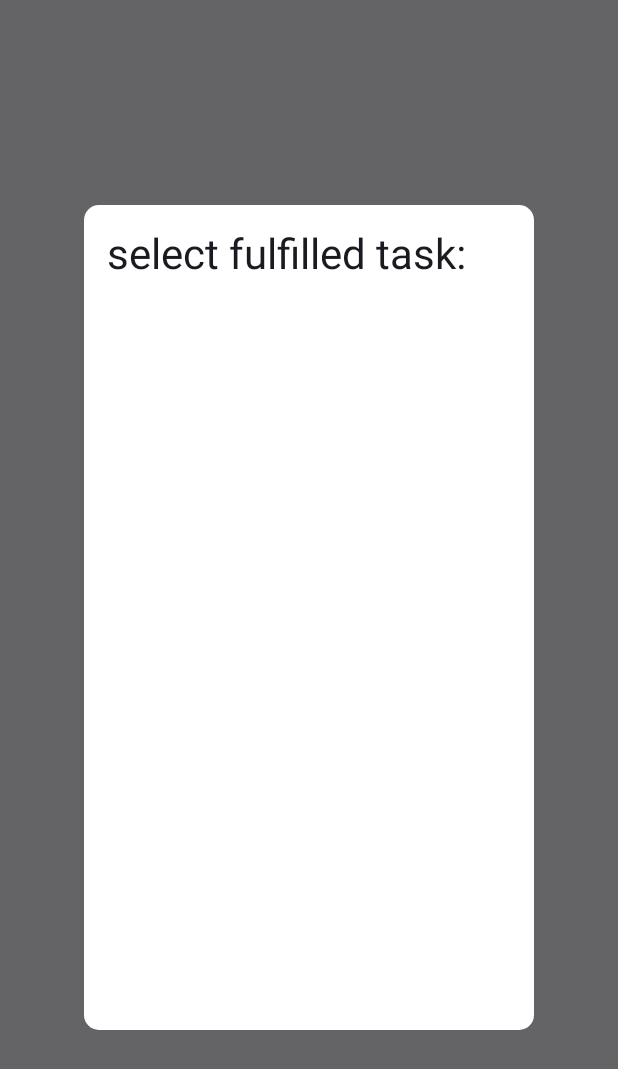
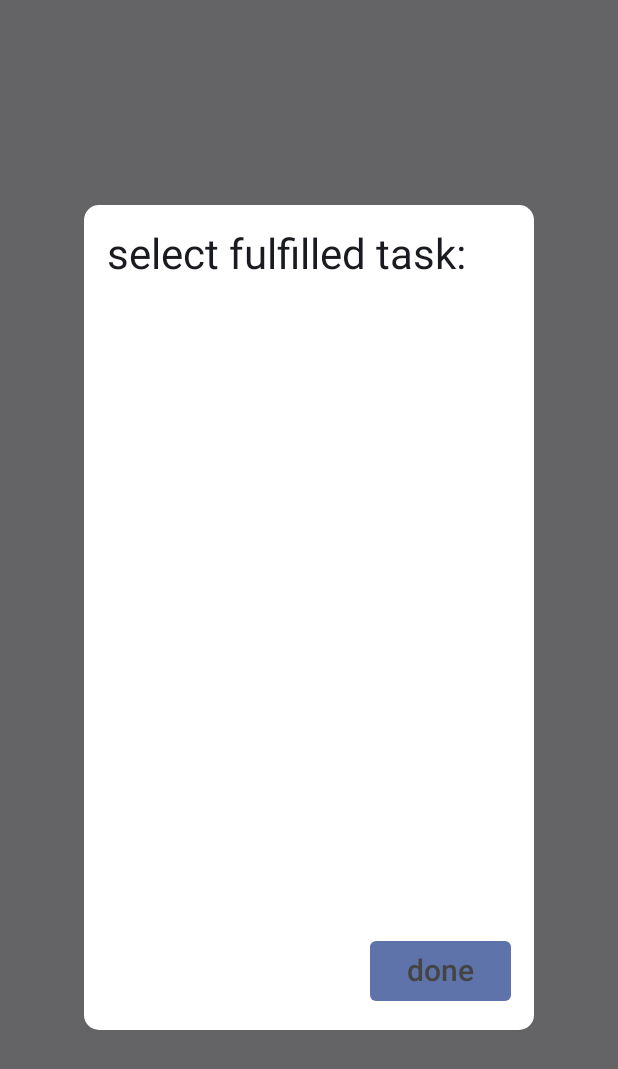
Before and after one commit to goal-garden/goalgardenproject, an Android app built with Jetpack Compose: the composable WateringPopup called with empty values, on a phone screen of 412 x 824 dp. Shown: the top 1069 px of the screen. Run offline under Robolectric (Android 15) with nearby library versions, the phone set to English and light mode, and no system bars; our stand-ins replace Room's generated code.

Commit message:
you can now mark tasks as done in the watering popup

```diff
--- a/app/src/main/java/com/example/goal_garden_project/data/daos/TaskDao.kt
+++ b/app/src/main/java/com/example/goal_garden_project/data/daos/TaskDao.kt
@@ -32,6 +32,8 @@ interface TaskDao {
     fun getAllTasks(): Flow<List<Task>>
 
 
+
+
     @Query("SELECT * FROM tasks WHERE goalId=:goalId and isFulfilled=false")
     fun getUnfinishedTasks(goalId:Long): Flow<List<Task>>
 }
--- a/app/src/main/java/com/example/goal_garden_project/screens/TaskScreen.kt
+++ b/app/src/main/java/com/example/goal_garden_project/screens/TaskScreen.kt
@@ -78,7 +78,8 @@ fun FilterButtons(currentFilter: String, onFilterSelected: (String) -> Unit) {
         Button(
             onClick = { onFilterSelected("Unfulfilled") },
             colors = ButtonDefaults.buttonColors(
-                containerColor = if (currentFilter == "Unfulfilled") Color.Gray else Color.LightGray
+                containerColor = if (currentFilter == "Unfulfilled")  MaterialTheme.colorScheme.primaryContainer else Color.LightGray,
+                contentColor = Color.DarkGray
             )
         ) {
             Text(text = "Unfulfilled")
@@ -86,7 +87,8 @@ fun FilterButtons(currentFilter: String, onFilterSelected: (String) -> Unit) {
         Button(
             onClick = { onFilterSelected("Fulfilled") },
             colors = ButtonDefaults.buttonColors(
-                containerColor = if (currentFilter == "Fulfilled") Color.Gray else Color.LightGray
+                containerColor = if (currentFilter == "Fulfilled") MaterialTheme.colorScheme.primaryContainer else Color.LightGray,
+                contentColor = Color.DarkGray
             )
         ) {
             Text(text = "Fulfilled")
--- a/app/src/main/java/com/example/goal_garden_project/screens/WaterPopUp.kt
+++ b/app/src/main/java/com/example/goal_garden_project/screens/WaterPopUp.kt
@@ -19,11 +19,13 @@ import androidx.compose.foundation.layout.height
 import androidx.compose.foundation.layout.padding
 import androidx.compose.foundation.layout.size
 import androidx.compose.foundation.layout.width
+import androidx.compose.foundation.shape.CircleShape
 import androidx.compose.foundation.shape.RoundedCornerShape
 import androidx.compose.material.icons.Icons
 import androidx.compose.material.icons.filled.Close
 import androidx.compose.material3.AlertDialog
 import androidx.compose.material3.Button
+import androidx.compose.material3.ButtonDefaults
 import androidx.compose.material3.DrawerDefaults
 import androidx.compose.material3.ExperimentalMaterial3Api
 import androidx.compose.material3.Icon
@@ -36,6 +38,9 @@ import androidx.compose.runtime.Composable
 import androidx.compose.runtime.LaunchedEffect
 import androidx.compose.runtime.collectAsState
 import androidx.compose.runtime.getValue
+import androidx.compose.runtime.mutableStateOf
+import androidx.compose.runtime.remember
+import androidx.compose.runtime.setValue
 import androidx.compose.ui.Alignment
 
 import androidx.compose.ui.Modifier
@@ -43,6 +48,7 @@ import androidx.compose.ui.draw.clip
 import androidx.compose.ui.graphics.Color
 import androidx.compose.ui.platform.LocalContext
 import androidx.compose.ui.platform.LocalView
+import androidx.compose.ui.text.style.TextAlign
 
 import androidx.compose.ui.unit.dp
 import androidx.compose.ui.unit.sp
@@ -50,6 +56,7 @@ import androidx.compose.ui.window.Dialog
 import androidx.compose.ui.window.DialogProperties
 import androidx.compose.ui.window.DialogWindowProvider
 import androidx.lifecycle.viewmodel.compose.viewModel
+
 import com.example.goal_garden_project.data.AppDatabase
 import com.example.goal_garden_project.data.repositories.TaskRepository
 import com.example.goal_garden_project.viewmodels.TaskViewModel
@@ -91,8 +98,44 @@ fun WateringPopup(onDismissRequest: () -> Unit, goalId:Long) {
             )
         {
             Column(Modifier.padding(15.dp)) {
+                var selectedTasks by remember { mutableStateOf(mutableListOf<Long>()) }
                 Text(text = "select fulfilled task:", style = MaterialTheme.typography.headlineMedium)
-                TaskList(tasks) //on click change color
+                Box(Modifier.height(400.dp)){TaskList(tasks, selectedTasks=selectedTasks, onTaskSelectionChange = { taskId, isSelected ->
+                    selectedTasks = if (isSelected) {
+                        selectedTasks.toMutableList().apply { add(taskId) }
+                    } else {
+                        selectedTasks.toMutableList().apply { remove(taskId) }
+                    }
+                })}
+                Box(
+                    contentAlignment =
+                    Alignment.BottomEnd, modifier = Modifier.fillMaxSize(
+                    )
+                ){
+
+                Button(
+                    onClick = {
+                        selectedTasks.forEach { task ->
+                            viewModel.markTaskAsFulfilled(task)
+                      }
+                    },
+
+                    colors = ButtonDefaults.buttonColors(
+                        MaterialTheme.colorScheme.primaryContainer,
+                        Color.DarkGray
+                    ),          //first color = background, second color = icon color
+                    shape = RoundedCornerShape(10)
+                ) {
+                    Text(
+                        text = "done",
+                        textAlign = TextAlign.Center, // Center aligns the text horizontally
+                        fontSize = 20.sp, // Increase font size
+                        modifier = Modifier
+                            .align(Alignment.CenterVertically) // Center aligns vertically
+                    )
+
+                }
+                }
             }
 
         }
--- a/app/src/main/java/com/example/goal_garden_project/widgets/TaskPresentation.kt
+++ b/app/src/main/java/com/example/goal_garden_project/widgets/TaskPresentation.kt
@@ -1,5 +1,6 @@
 package com.example.goal_garden_project.widgets
 
+import androidx.compose.foundation.clickable
 import androidx.compose.foundation.layout.Arrangement
 import androidx.compose.foundation.layout.Column
 import androidx.compose.foundation.layout.PaddingValues
@@ -19,6 +20,10 @@ import androidx.compose.material3.Icon
 import androidx.compose.material3.MaterialTheme
 import androidx.compose.material3.Text
 import androidx.compose.runtime.Composable
+import androidx.compose.runtime.getValue
+import androidx.compose.runtime.mutableStateOf
+import androidx.compose.runtime.remember
+import androidx.compose.runtime.setValue
 import androidx.compose.ui.Alignment
 import androidx.compose.ui.Modifier
 import androidx.compose.ui.graphics.Color
@@ -27,25 +32,42 @@ import com.example.goal_garden_project.models.Task
 
 
     @Composable
-    fun TaskList(tasks: List<Task>) {
+    fun TaskList(tasks: List<Task>, selectedTasks: List<Long> = emptyList(), onTaskSelectionChange: (Long, Boolean) -> Unit = { _, _ -> } ){
+
+
         LazyColumn(
-            modifier = Modifier.fillMaxSize(),
             contentPadding = PaddingValues(16.dp),
             verticalArrangement = Arrangement.spacedBy(8.dp)
         ) {
             items(tasks) { task ->
-                TaskItem(task)
+                TaskItem(
+                    task = task,
+                    selectedTasks = selectedTasks,
+                    onTaskSelectionChange = onTaskSelectionChange
+                )
             }
         }
+
     }
 
     @Composable
-    fun TaskItem(task: Task) {
+    fun TaskItem(task: Task, selectedTasks: List<Long>, onTaskSelectionChange: (Long, Boolean) -> Unit ){
+
+        var isSelected by remember { mutableStateOf(false) }
+
+
         Card(
             modifier = Modifier
                 .fillMaxWidth()
-                .padding(8.dp),
-            elevation = CardDefaults.cardElevation(defaultElevation = 4.dp)
+                .padding(8.dp)
+                .clickable {
+                    isSelected = !isSelected
+                    onTaskSelectionChange(task.taskId, isSelected)
+                           }, // Handle click on the whole Card
+            elevation = CardDefaults.cardElevation(defaultElevation = 4.dp),
+            colors = CardDefaults.cardColors(
+                containerColor =  if (isSelected) Color.Gray else Color.LightGray,
+            ),
         ) {
             Row(
                 modifier = Modifier
@@ -79,4 +101,5 @@ import com.example.goal_garden_project.models.Task
                  */
             }
         }
+
     }
```
Also changed, not shown: app/src/main/java/com/example/goal_garden_project/viewmodels/TaskViewModel.kt (+17 -0 lines).
